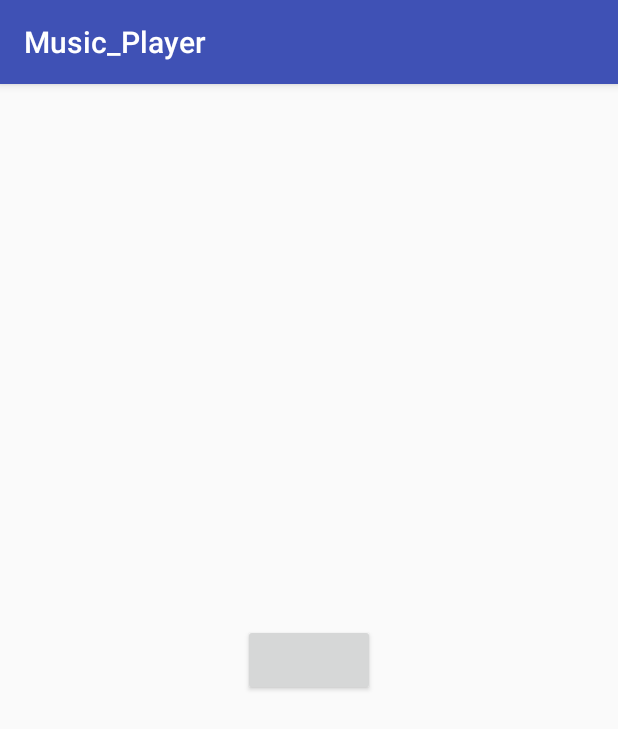
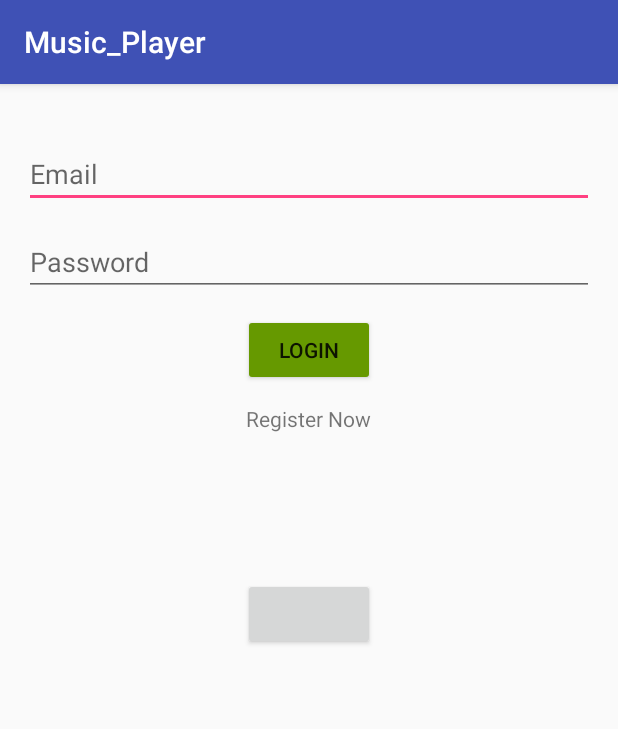
Before and after one commit to iamashu/CIO_v1.0, an Android app: the screen it shows after launch (LoginActivity), on a phone screen of 412 x 824 dp. Shown: the top 729 px of the screen. Run offline under Robolectric (Android 15) with nearby library versions, the light colour scheme and no system bars; our stand-ins replace Volley; libraries missing offline, so code that uses them is left out: com.facebook, com.facebook.login; plain views replace LoginButton; 3 statements that could not run were skipped.

Commit message:
Third Commit

```diff
--- a/app/build.gradle
+++ b/app/build.gradle
@@ -11,6 +11,7 @@ android {
         versionName "1.0"
         testInstrumentationRunner "android.support.test.runner.AndroidJUnitRunner"
     }
+
     buildTypes {
         release {
             minifyEnabled false
@@ -35,4 +36,5 @@ dependencies {
     compile 'com.android.support:cardview-v7:25.1.0'
     compile 'com.android.volley:volley:1.0.0'
     compile 'com.facebook.android:facebook-android-sdk:4.+'
+    compile 'org.apache.mahout:mahout:0.12.2'
 }
--- a/app/src/main/java/com/example/ashutosh/music_player/Home.java
+++ b/app/src/main/java/com/example/ashutosh/music_player/Home.java
@@ -38,8 +38,8 @@ public class Home extends AppCompatActivity {
         rv.setLayoutManager(new LinearLayoutManager(this, LinearLayoutManager.HORIZONTAL, false));
         rv.setHasFixedSize(true);
 
+        listItems = new ArrayList<>() ;
 
-        listItems = new ArrayList<>() ;
 
         loadRecyclerViewData() ;
     }
--- a/app/src/main/java/com/example/ashutosh/music_player/MainActivity.java
+++ b/app/src/main/java/com/example/ashutosh/music_player/MainActivity.java
@@ -11,7 +11,9 @@ import android.widget.ListView;
 import android.widget.Toast;
 
 import java.io.File;
+
 import java.util.ArrayList;
+
 
 public class MainActivity extends AppCompatActivity {
 
@@ -21,6 +23,8 @@ public class MainActivity extends AppCompatActivity {
     protected void onCreate(Bundle savedInstanceState) {
         super.onCreate(savedInstanceState);
         setContentView(R.layout.activity_main);
+
+
 
         lv = (ListView) findViewById(R.id.lvPlaylist) ;
 
--- a/app/src/main/res/layout/activity_login.xml
+++ b/app/src/main/res/layout/activity_login.xml
@@ -10,11 +10,60 @@
     android:paddingTop="@dimen/activity_vertical_margin"
     tools:context="com.example.ashutosh.music_player.LoginActivity">
 
+    <EditText
+        android:layout_width="wrap_content"
+        android:layout_height="wrap_content"
+        android:inputType="textEmailAddress"
+        android:ems="10"
+        android:layout_marginTop="21dp"
+        android:id="@+id/editUname"
+        android:hint="Email"
+        android:layout_below="@+id/editText2"
+        android:layout_alignParentLeft="true"
+        android:layout_alignParentStart="true"
+        android:layout_alignParentRight="true"
+        android:layout_alignParentEnd="true" />
+
+    <EditText
+        android:layout_width="wrap_content"
+        android:layout_height="wrap_content"
+        android:inputType="textPassword"
+        android:ems="10"
+        android:id="@+id/editPass"
+        android:hint="Password"
+        android:layout_marginTop="13dp"
+        android:layout_below="@+id/editUname"
+        android:layout_alignParentLeft="true"
+        android:layout_alignParentStart="true"
+        android:layout_alignParentRight="true"
+        android:layout_alignParentEnd="true" />
+
+    <Button
+        android:text="LOGIN"
+        android:layout_width="wrap_content"
+        android:layout_height="wrap_content"
+        android:layout_marginTop="12dp"
+        android:id="@+id/btLogin"
+        android:backgroundTint="@android:color/holo_green_dark"
+        android:layout_below="@+id/editPass"
+        android:layout_centerHorizontal="true" />
+
     <com.facebook.login.widget.LoginButton
         android:id="@+id/fb_login_btn"
         android:layout_width="wrap_content"
         android:layout_height="wrap_content"
-        android:layout_centerInParent="true"
-        />
+        style="@style/com_facebook_button_share"
+        android:layout_marginTop="128dp"
+        android:layout_below="@+id/btLogin"
+        android:layout_centerHorizontal="true" />
+
+    <TextView
+        android:text="Register Now"
+        android:layout_width="wrap_content"
+        android:layout_height="wrap_content"
+        android:id="@+id/tvRegister"
+        android:layout_marginTop="12dp"
+        android:layout_below="@+id/btLogin"
+        android:layout_centerHorizontal="true" />
 
 </RelativeLayout>
--- a/app/src/main/res/values/strings.xml
+++ b/app/src/main/res/values/strings.xml
@@ -12,6 +12,8 @@
     <string name="error_incorrect_password">This password is incorrect</string>
     <string name="error_field_required">This field is required</string>
     <string name="permission_rationale">"Contacts permissions are needed for providing email
-        completions."
-    </string>
+        completions."</string>
+
+    <string name="TOS"><u> " "Terms of Service</u>.</string>
+
 </resources>
```
Also changed, not shown: app/src/main/AndroidManifest.xml (+6 -3 lines), app/src/main/java/com/example/ashutosh/music_player/LoginActivity.java (+67 -4 lines), app/src/main/java/com/example/ashutosh/music_player/LoginRequest.java (added, +31 -0 lines), app/src/main/java/com/example/ashutosh/music_player/RegisterActivity.java (added, +83 -0 lines), app/src/main/java/com/example/ashutosh/music_player/RegisterRequest.java (added, +31 -0 lines), app/src/main/res/layout/activity_register.xml (added, +96 -0 lines), 1 other file.
